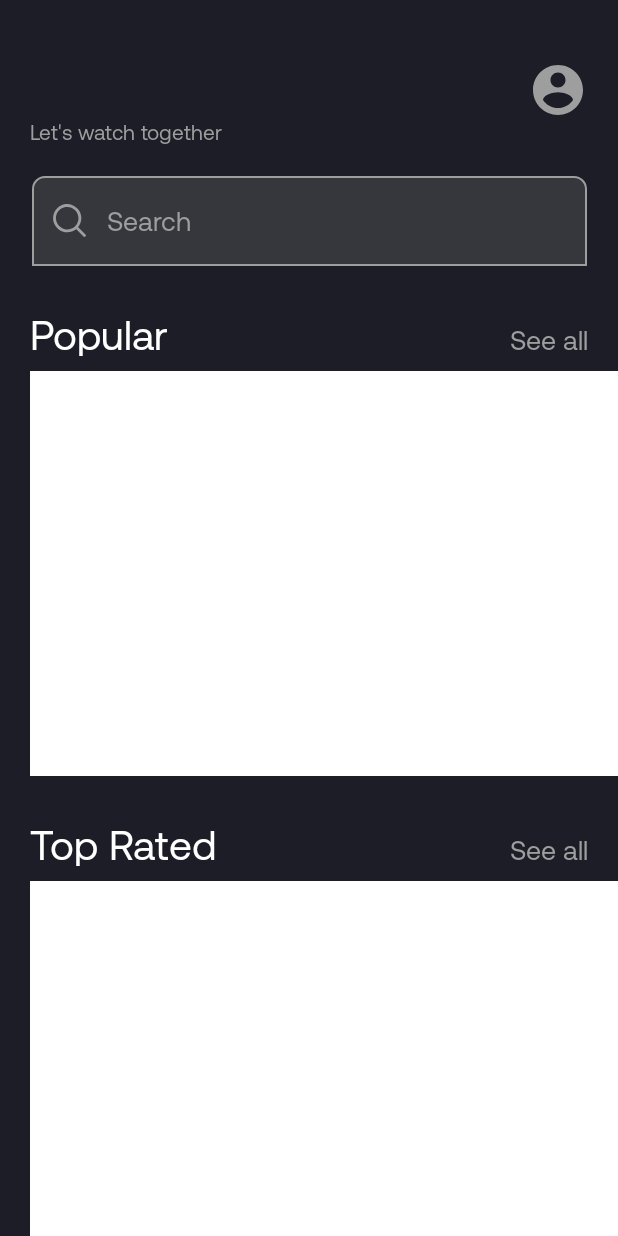
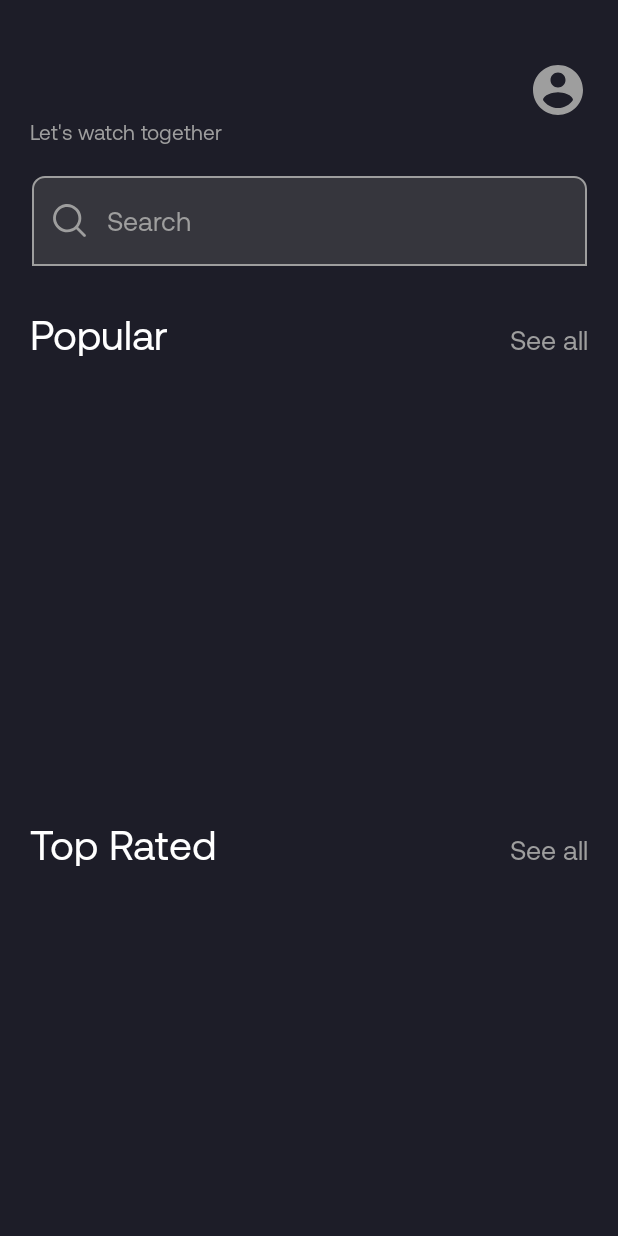
Before and after one commit to ihminq/Simple-Movie-Hub, an Android app: the layout fragment_movie_list.xml on its own in the app's theme, with its tools: preview values and no code run, on a phone screen of 412 x 824 dp. Run offline under Robolectric (Android 15) with nearby library versions, the phone set to English and light mode, and no system bars.

Commit message:
refactor: fix small bugs when search result part does not show up

```diff
--- a/app/src/main/res/layout/fragment_movie_list.xml
+++ b/app/src/main/res/layout/fragment_movie_list.xml
@@ -1,18 +1,16 @@
 <?xml version="1.0" encoding="utf-8"?>
-<layout xmlns:android="http://schemas.android.com/apk/res/android">
+<layout xmlns:android="http://schemas.android.com/apk/res/android"
+    xmlns:app="http://schemas.android.com/apk/res-auto"
+    xmlns:tools="http://schemas.android.com/tools">
 
     <data>
-
         <variable
             name="user"
             type="com.ihminq.movie_hub.domain.model.auth.User" />
-
         <import type="com.ihminq.movie_hub.presentation.utils.Helper" />
     </data>
 
     <androidx.constraintlayout.widget.ConstraintLayout
-        xmlns:tools="http://schemas.android.com/tools"
-        xmlns:app="http://schemas.android.com/apk/res-auto"
         android:layout_width="match_parent"
         android:layout_height="match_parent"
         android:background="@color/dark_blue_purple"
@@ -78,27 +76,30 @@
             app:layout_constraintEnd_toEndOf="parent"
             android:layout_marginTop="20dp"/>
 
-        <!-- Search Result -->
+        <!-- FrameLayout container to stack RecyclerView and ScrollView -->
+        <FrameLayout
+            android:id="@+id/fl_contentContainer"
+            android:layout_width="match_parent"
+            android:layout_height="0dp"
+            app:layout_constraintTop_toBottomOf="@id/et_searchBar"
+            app:layout_constraintBottom_toBottomOf="parent">
+
+            <!-- Search result RecyclerView (on top of ScrollView) -->
             <androidx.recyclerview.widget.RecyclerView
                 android:id="@+id/rv_searchResult"
-            android:layout_width="370dp"
-            android:layout_height="wrap_content"
-            app:layout_constraintTop_toBottomOf="@id/et_searchBar"
-            app:layout_constraintStart_toStartOf="parent"
-            app:layout_constraintEnd_toEndOf="parent"
+                android:layout_width="match_parent"
+                android:layout_height="30dp"
                 android:background="@drawable/bg_search_result"
                 android:visibility="gone"
-            android:elevation="5dp"/>
+                android:layout_marginHorizontal="20dp"/>
 
+            <!-- Movie categories ScrollView (below) -->
             <ScrollView
                 android:id="@+id/sv_movieCategory"
                 android:layout_width="match_parent"
-            android:layout_height="0dp"
-            app:layout_constraintTop_toBottomOf="@id/et_searchBar"
-            app:layout_constraintBottom_toBottomOf="parent"
-            android:layout_marginTop="30dp"
-            android:elevation="4dp"
-            android:scrollbars="none">
+                android:layout_height="match_parent"
+                android:scrollbars="none"
+                android:layout_marginTop="30dp">
 
                 <androidx.constraintlayout.widget.ConstraintLayout
                     android:layout_width="match_parent"
@@ -132,7 +133,7 @@
                         android:layout_width="match_parent"
                         android:layout_height="270dp"
                         app:layout_constraintTop_toBottomOf="@id/tv_popular"
-                    android:background="@color/white"
+                        android:background="@color/dark_blue_purple"
                         android:layout_marginTop="10dp"
                         android:layout_marginStart="20dp"/>
 
@@ -166,7 +167,7 @@
                         android:layout_width="match_parent"
                         android:layout_height="270dp"
                         app:layout_constraintTop_toBottomOf="@id/tv_toprated"
-                    android:background="@color/white"
+                        android:background="@color/dark_blue_purple"
                         android:layout_marginTop="10dp"
                         android:layout_marginStart="20dp"/>
 
@@ -200,7 +201,7 @@
                         android:layout_width="match_parent"
                         android:layout_height="270dp"
                         app:layout_constraintTop_toBottomOf="@id/tv_nowplaying"
-                    android:background="@color/white"
+                        android:background="@color/dark_blue_purple"
                         android:layout_marginTop="10dp"
                         android:layout_marginStart="20dp"/>
 
@@ -234,10 +235,11 @@
                         android:layout_width="match_parent"
                         android:layout_height="270dp"
                         app:layout_constraintTop_toBottomOf="@id/tv_upcoming"
-                    android:background="@color/white"
+                        android:background="@color/dark_blue_purple"
                         android:layout_marginTop="10dp"
                         android:layout_marginStart="20dp"/>
                 </androidx.constraintlayout.widget.ConstraintLayout>
             </ScrollView>
+        </FrameLayout>
     </androidx.constraintlayout.widget.ConstraintLayout>
 </layout>
```
Lines whose indentation alone changed are shown as unchanged.
